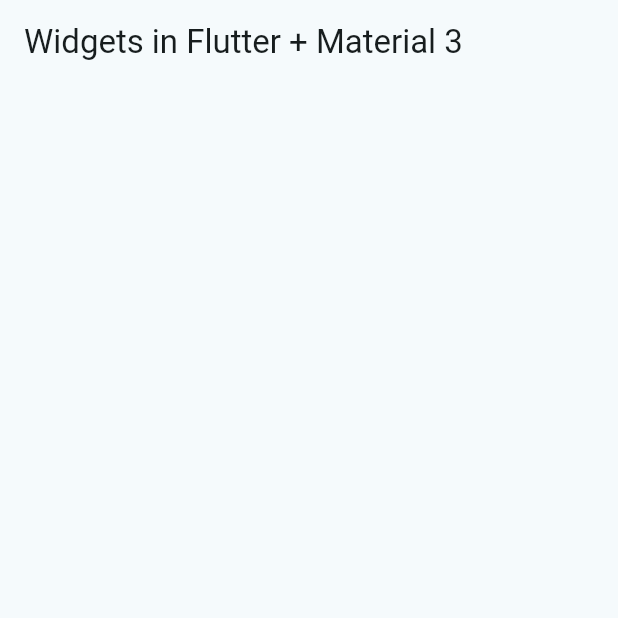
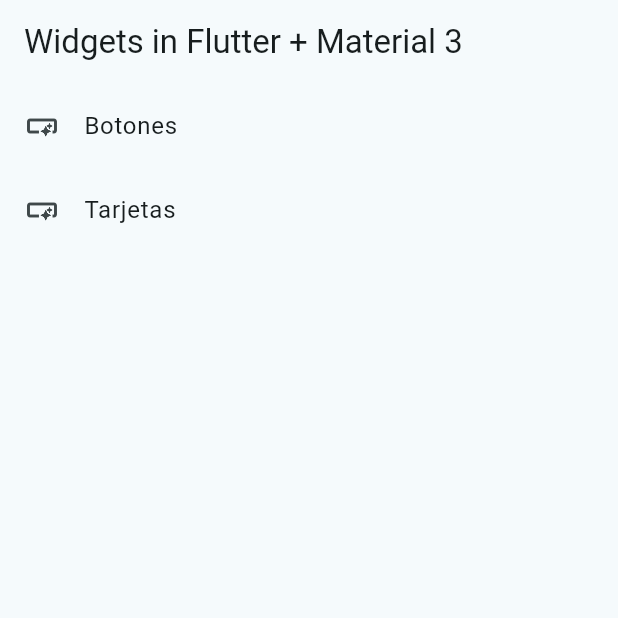
Before and after one commit to FelipeArredond/widgets_app, a Flutter app: the screen it shows after launch, on a phone screen of 412 x 824 dp, the top half of it. Run offline on Flutter 3.47's test engine with Material 3 defaults, Android fonts, the phone set to English and light mode, and no system bars.

Commit message:
Added listview to iterate menu items list and list tile to render with format

```diff
--- a/lib/presentation/screens/home/home_screen.dart
+++ b/lib/presentation/screens/home/home_screen.dart
@@ -1,7 +1,7 @@
 import 'package:flutter/material.dart';
+import 'package:widgets_app/config/menu/menu_items.dart';
 
 class HomeScreen extends StatelessWidget {
-
   const HomeScreen({super.key});
 
   @override
@@ -11,6 +11,24 @@ class HomeScreen extends StatelessWidget {
         title: const Text('Widgets in Flutter + Material 3'),
         centerTitle: false,
       ),
+      body: const _HomeView(),
     );
   }
 }
+
+class _HomeView extends StatelessWidget {
+  const _HomeView({
+    super.key,
+  });
+
+  @override
+  Widget build(BuildContext context) {
+    return ListView.builder(
+      itemCount: appMenuItems.length,
+      itemBuilder: (context, index) => ListTile(
+        leading: Icon(appMenuItems[index].icon),
+        title: Text(appMenuItems[index].tittle),
+      ),
+    );
+  }
+}
```
